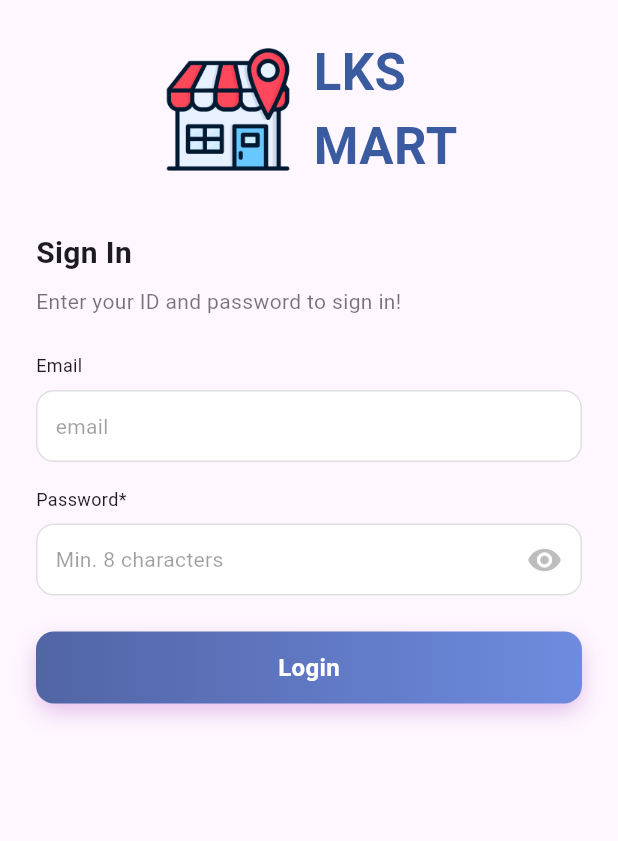
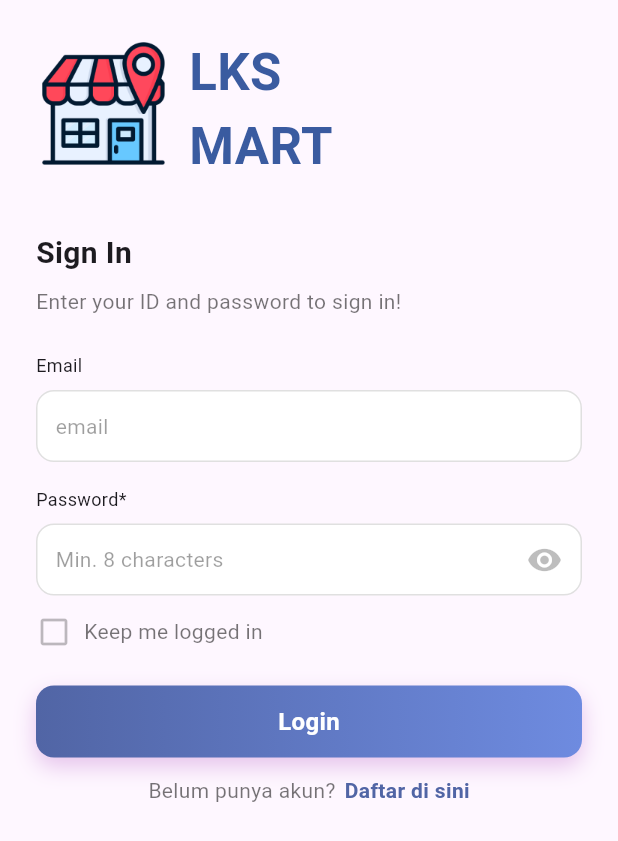
Before and after one commit to ibayy221/UTSflutter, a Flutter app: the screen it shows after launch, on a phone screen of 412 x 824 dp. Shown: the top 841 px of the screen. Run offline on Flutter 3.47's test engine with Material 3 defaults, Android fonts, the phone set to English and light mode, and no system bars.

Commit message:
keepme login dan belum punya akun

```diff
--- a/lib/main.dart
+++ b/lib/main.dart
@@ -21,16 +21,15 @@ class MyApp extends StatelessWidget {
               child: Column(
                 crossAxisAlignment: CrossAxisAlignment.start,
                 children: [
-                  Center(
-                    child: Row(
-                      mainAxisSize: MainAxisSize.min,
-                      crossAxisAlignment: CrossAxisAlignment.center,
+                  // Header: logo di kiri, teks tersusun vertikal di kanan
+                  Row(
+                    crossAxisAlignment: CrossAxisAlignment.start,
                     children: [
                       Image.asset('gambar/Logo.png', width: 90),
                       const SizedBox(width: 12),
                       Column(
                         crossAxisAlignment: CrossAxisAlignment.start,
-                          children: [
+                        children: const [
                           Text(
                             'LKS',
                             style: TextStyle(
@@ -51,35 +50,34 @@ class MyApp extends StatelessWidget {
                       ),
                     ],
                   ),
-                  ),
 
-                  SizedBox(height: 32),
+                  const SizedBox(height: 32),
 
-
-                  Text(
+                  // Judul Sign In dan subjudul
+                  const Text(
                     'Sign In',
                     style: TextStyle(fontSize: 20, fontWeight: FontWeight.bold),
                   ),
-                  SizedBox(height: 8),
-                  Text(
+                  const SizedBox(height: 8),
+                  const Text(
                     'Enter your ID and password to sign in!',
                     style: TextStyle(color: Colors.black54),
                   ),
 
-                  SizedBox(height: 24),
+                  const SizedBox(height: 24),
 
-
-                  Text('Email', style: TextStyle(fontSize: 12)),
-                  SizedBox(height: 8),
+                  // Field Email (placeholder visual)
+                  const Text('Email', style: TextStyle(fontSize: 12)),
+                  const SizedBox(height: 8),
                   Container(
-                    padding: EdgeInsets.symmetric(horizontal: 12),
+                    padding: const EdgeInsets.symmetric(horizontal: 12),
                     decoration: BoxDecoration(
                       color: Colors.white,
                       borderRadius: BorderRadius.circular(12),
                       border: Border.all(color: Colors.black12),
                     ),
                     height: 48,
-                    child: Align(
+                    child: const Align(
                       alignment: Alignment.centerLeft,
                       child: Text(
                         'email',
@@ -88,13 +86,13 @@ class MyApp extends StatelessWidget {
                     ),
                   ),
 
-                  SizedBox(height: 16),
+                  const SizedBox(height: 16),
 
-
-                  Text('Password*', style: TextStyle(fontSize: 12)),
-                  SizedBox(height: 8),
+                  // Field Password (placeholder visual)
+                  const Text('Password*', style: TextStyle(fontSize: 12)),
+                  const SizedBox(height: 8),
                   Container(
-                    padding: EdgeInsets.symmetric(horizontal: 12),
+                    padding: const EdgeInsets.symmetric(horizontal: 12),
                     decoration: BoxDecoration(
                       color: Colors.white,
                       borderRadius: BorderRadius.circular(12),
@@ -103,7 +101,7 @@ class MyApp extends StatelessWidget {
                     height: 48,
                     child: Row(
                       mainAxisAlignment: MainAxisAlignment.spaceBetween,
-                      children: [
+                      children: const [
                         Text(
                           'Min. 8 characters',
                           style: TextStyle(color: Colors.black38),
@@ -113,27 +111,44 @@ class MyApp extends StatelessWidget {
                     ),
                   ),
 
-                  SizedBox(height: 24),
+                  const SizedBox(height: 12),
 
-                  // Login button (styled)
+                  Row(
+                    children: const [
+                      Icon(
+                        Icons.check_box_outline_blank,
+                        color: Colors.black26,
+                      ),
+                      SizedBox(width: 8),
+                      Text(
+                        'Keep me logged in',
+                        style: TextStyle(color: Colors.black54),
+                      ),
+                    ],
+                  ),
+
+                  const SizedBox(height: 24),
+
+
+                  // Tombol Login (bergaya)
                   Center(
                     child: Container(
                       width: double.infinity,
                       height: 48,
                       decoration: BoxDecoration(
                         borderRadius: BorderRadius.circular(12),
-                        gradient: LinearGradient(
+                        gradient: const LinearGradient(
                           colors: [Color(0xFF5165A5), Color(0xFF6E8BE0)],
                         ),
                         boxShadow: [
                           BoxShadow(
                             color: Colors.purple.withOpacity(0.25),
                             blurRadius: 12,
-                            offset: Offset(0, 6),
+                            offset: const Offset(0, 6),
                           ),
                         ],
                       ),
-                      child: Center(
+                      child: const Center(
                         child: Text(
                           'Login',
                           style: TextStyle(
@@ -146,7 +161,27 @@ class MyApp extends StatelessWidget {
                     ),
                   ),
 
-                  SizedBox(height: 12),
+                  const SizedBox(height: 12),
+
+                  Center(
+                    child: Row(
+                      mainAxisSize: MainAxisSize.min,
+                      children: const [
+                        Text(
+                          'Belum punya akun?',
+                          style: TextStyle(color: Colors.black54),
+                        ),
+                        SizedBox(width: 6),
+                        Text(
+                          'Daftar di sini',
+                          style: TextStyle(
+                            color: Color(0xFF5165A5),
+                            fontWeight: FontWeight.w600,
+                          ),
+                        ),
+                      ],
+                    ),
+                  ),
                 ],
               ),
             ),
```
Lines whose indentation alone changed are shown as unchanged.
